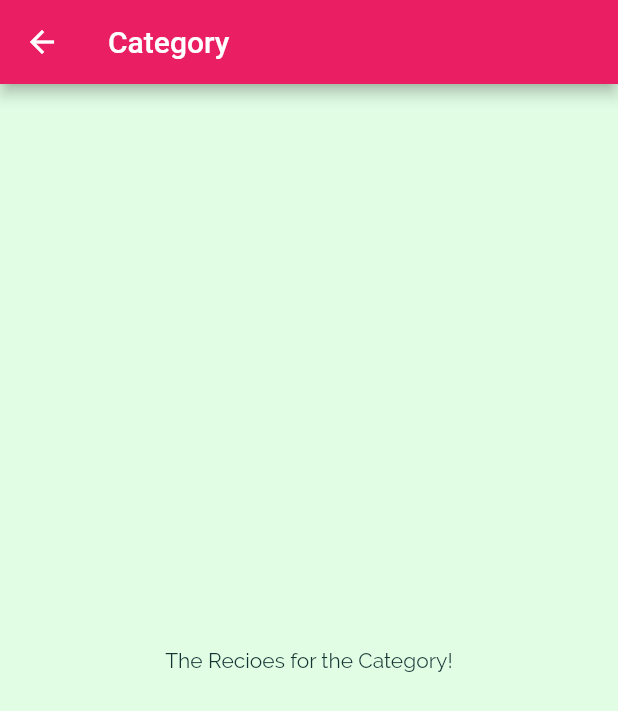
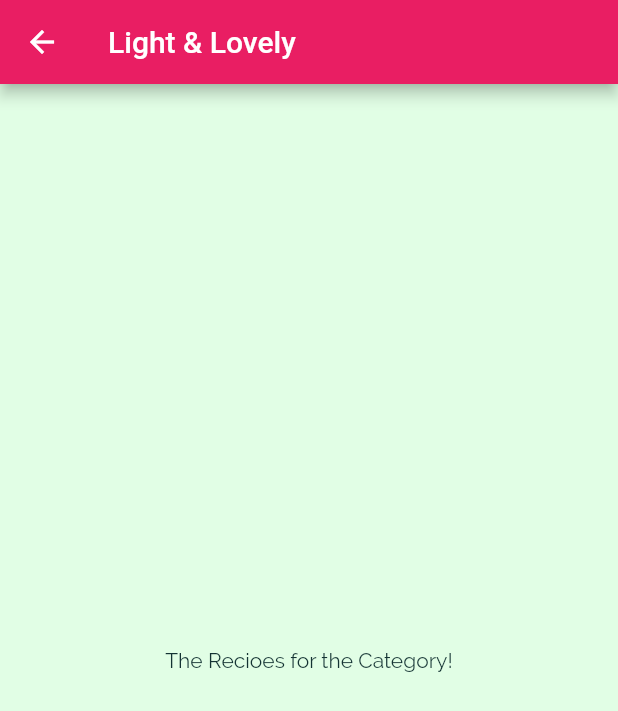
Before and after one commit to amirul12/meal-flutter, a Flutter app: the screen it shows after launch, after a tap on "Light & Lovely", on a phone screen of 412 x 824 dp. Shown: the top 711 px of the screen. Run offline on Flutter 3.47's test engine with Material 2 defaults, Android fonts, the phone set to English and light mode, and no system bars.

Commit message:
8. Passing Data via the Constructor

```diff
--- a/lib/category_item.dart
+++ b/lib/category_item.dart
@@ -3,14 +3,15 @@ import 'package:flutter/material.dart';
 import 'package:meal/category_meal_screen.dart';
 
 class CategoryItem extends StatelessWidget {
+  final String id;
   final String title;
   final Color color;
 
-  const CategoryItem({required this.title, required this.color});
+  const CategoryItem({required this.id, required this.title, required this.color,});
 
   void selectCategory(BuildContext ctx){
     Navigator.of(ctx).push(MaterialPageRoute(builder: (_){
-      return CategoryMealScreen();
+      return CategoryMealScreen(id:id, title: title,);
     }));
 
   }
--- a/lib/category_meal_screen.dart
+++ b/lib/category_meal_screen.dart
@@ -1,11 +1,15 @@
 import 'package:flutter/material.dart';
 class CategoryMealScreen extends StatelessWidget {
-  const CategoryMealScreen({Key? key}) : super(key: key);
+
+  final String id;
+  final String title;
+
+  const CategoryMealScreen({required this.id, required this.title});
 
   @override
   Widget build(BuildContext context) {
     return Scaffold(
-    appBar: AppBar(title: Text("Category"),),
+    appBar: AppBar(title: Text(title)),
       body: Center(
         child: Text("The Recioes for the Category!"),
 
--- a/lib/category_screen.dart
+++ b/lib/category_screen.dart
@@ -12,8 +12,8 @@ class CategoryScreen extends StatelessWidget {
       ),
       body: GridView(
         padding: EdgeInsets.all(10),
-        children: DUMMY_CATEGORIED.map((e) {
-          return CategoryItem(title: e.title, color: e.color);
+        children: DUMMY_CATEGORIED.map((tx) {
+          return CategoryItem(id: tx.id, title: tx.title, color: tx.color,);
         }).toList(),
         gridDelegate: const SliverGridDelegateWithMaxCrossAxisExtent(
           maxCrossAxisExtent: 200,
```
